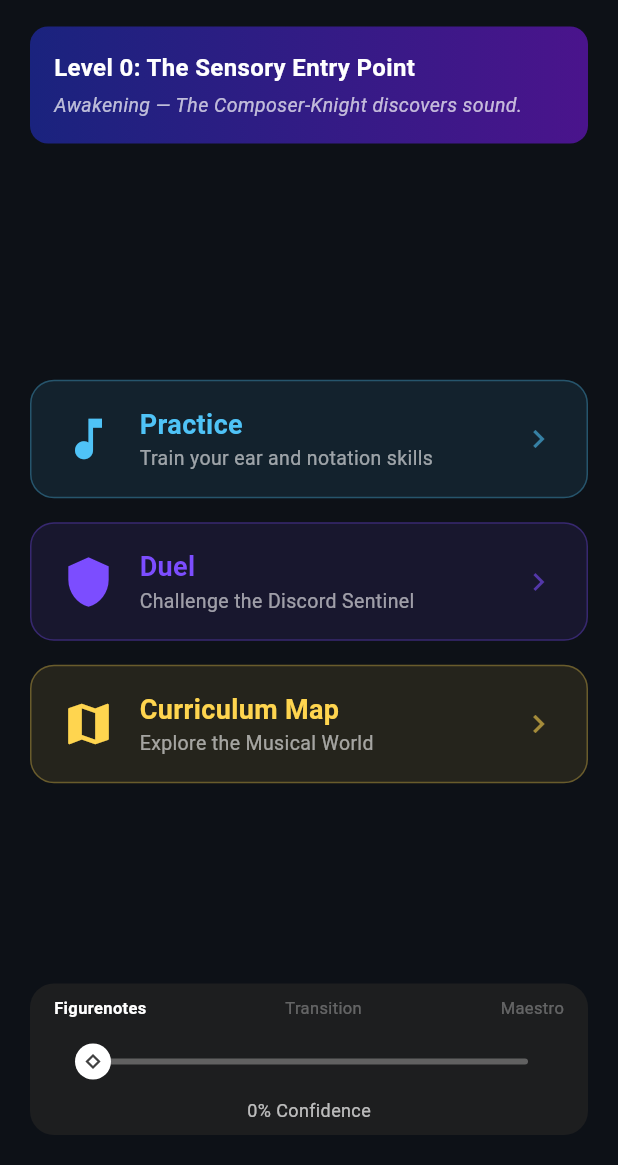
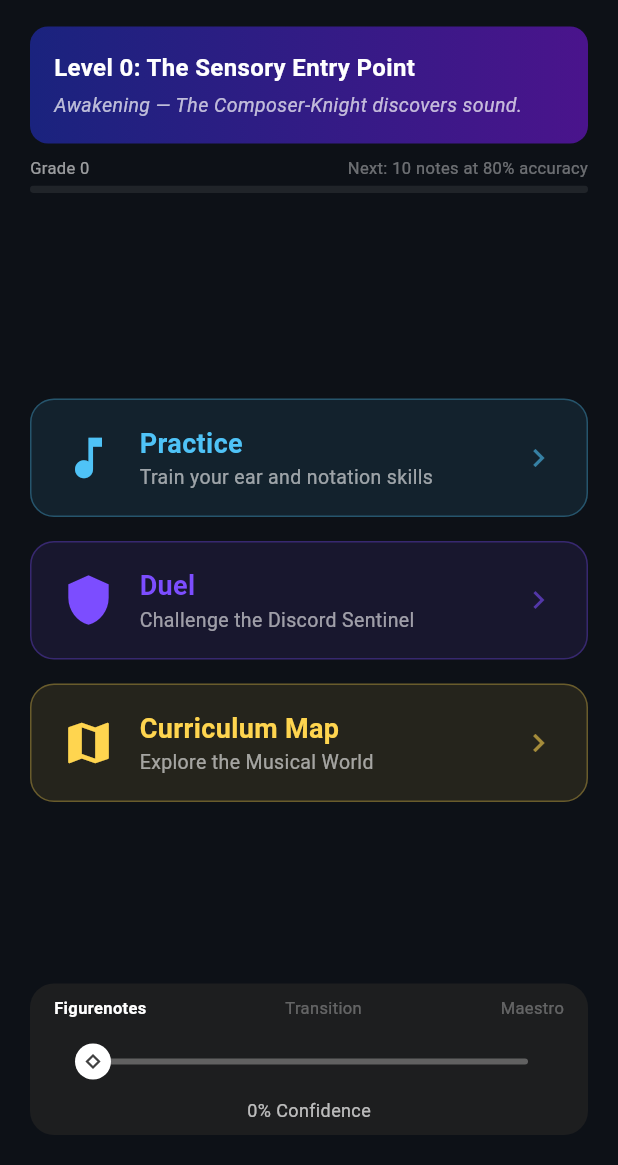
Before and after one commit to scomofo/harmony-knight, a Flutter app: the screen it shows after launch, on a phone screen of 412 x 824 dp, the part 71-1236 px from its top. Run offline on Flutter 3.47's test engine with Material 3 defaults, Android fonts, the phone set to English and light mode, and no system bars; our stand-ins replace equatable, flutter_riverpod, go_router, just_audio, shared_preferences; missing offline and left inert: flutter_audio_capture, flutter_soloud, pitch_detector_dart.

Commit message:
feat(sprint-2): grade progress bar + SR reset button (S2-N1, S2-N2)
S2-N1: Add grade progress bar to HomeScreen below the quest banner.
Shows LinearProgressIndicator (grade/8) with a label showing the
accuracy threshold required to advance to the next grade.

S2-N2: Add "Reset Practice History" button to SettingsScreen.
Calls srItemsProvider.notifier.clearAll() after confirmation,
clearing the SR schedule while keeping grade, streak, and points.

Co-Authored-By: Claude Sonnet 4.6 <noreply@anthropic.com>

```diff
--- a/lib/screens/home_screen.dart
+++ b/lib/screens/home_screen.dart
@@ -1,7 +1,9 @@
 import 'package:flutter/material.dart';
 import 'package:flutter_riverpod/flutter_riverpod.dart';
 import 'package:go_router/go_router.dart';
+import 'package:harmony_knight/engine/curriculum/grade_thresholds.dart';
 import 'package:harmony_knight/models/curriculum.dart';
+import 'package:harmony_knight/models/player_progress.dart';
 import 'package:harmony_knight/providers/scaffolding_provider.dart';
 import 'package:harmony_knight/widgets/confidence_slider.dart';
 
@@ -32,7 +34,11 @@ class HomeScreen extends ConsumerWidget {
 
               // Current quest banner.
               _buildQuestBanner(currentLevel),
-              const SizedBox(height: 24),
+              const SizedBox(height: 8),
+
+              // Grade progress bar.
+              _buildGradeProgressBar(progress),
+              const SizedBox(height: 16),
 
               // Quick-action cards (the 10-Second Rule: pick an action fast).
               Expanded(
@@ -234,6 +240,49 @@ class HomeScreen extends ConsumerWidget {
     );
   }
 
+  Widget _buildGradeProgressBar(PlayerProgress progress) {
+    const maxGrade = 8;
+    final grade = progress.gradeLevel;
+    final threshold = kGradeThresholds[grade];
+    final fraction = (grade / maxGrade).clamp(0.0, 1.0);
+
+    return Column(
+      crossAxisAlignment: CrossAxisAlignment.start,
+      children: [
+        Row(
+          mainAxisAlignment: MainAxisAlignment.spaceBetween,
+          children: [
+            Text(
+              'Grade $grade',
+              style: TextStyle(color: Colors.white.withAlpha(150), fontSize: 11),
+            ),
+            if (threshold != null)
+              Text(
+                'Next: ${threshold.minSessionAttempts} notes at '
+                '${(threshold.minSessionAccuracy * 100).round()}% accuracy',
+                style: TextStyle(color: Colors.white.withAlpha(100), fontSize: 11),
+              )
+            else
+              Text(
+                'Max Grade!',
+                style: TextStyle(color: const Color(0xFFFFD54F).withAlpha(200), fontSize: 11),
+              ),
+          ],
+        ),
+        const SizedBox(height: 4),
+        ClipRRect(
+          borderRadius: BorderRadius.circular(4),
+          child: LinearProgressIndicator(
+            value: fraction,
+            minHeight: 5,
+            backgroundColor: Colors.white.withAlpha(20),
+            valueColor: const AlwaysStoppedAnimation<Color>(Color(0xFF7C4DFF)),
+          ),
+        ),
+      ],
+    );
+  }
+
   Widget _buildWeakNotesHint(List<int> midiNotes) {
     const noteNames = ['C', 'C#', 'D', 'D#', 'E', 'F', 'F#', 'G', 'G#', 'A', 'A#', 'B'];
     final names = midiNotes.map((m) => noteNames[m % 12]).toSet().join(', ');
--- a/production/sprint-status.yaml
+++ b/production/sprint-status.yaml
@@ -124,13 +124,13 @@ sprints:
       - id: S2-N1
         title: "Grade Progress Bar on Home Screen"
         priority: nice
-        status: todo
+        status: done
         owner: solo
-        notes: ""
+        notes: "_buildGradeProgressBar(); LinearProgressIndicator grade/8; threshold label from kGradeThresholds"
 
       - id: S2-N2
         title: "SR Reset Button in Settings"
         priority: nice
-        status: todo
+        status: done
         owner: solo
-        notes: ""
+        notes: "_showSRResetDialog(context, ref); calls srItemsProvider.notifier.clearAll(); keeps grade/streak"
```
Also changed, not shown: lib/screens/settings_screen.dart (+43 -1 lines).
